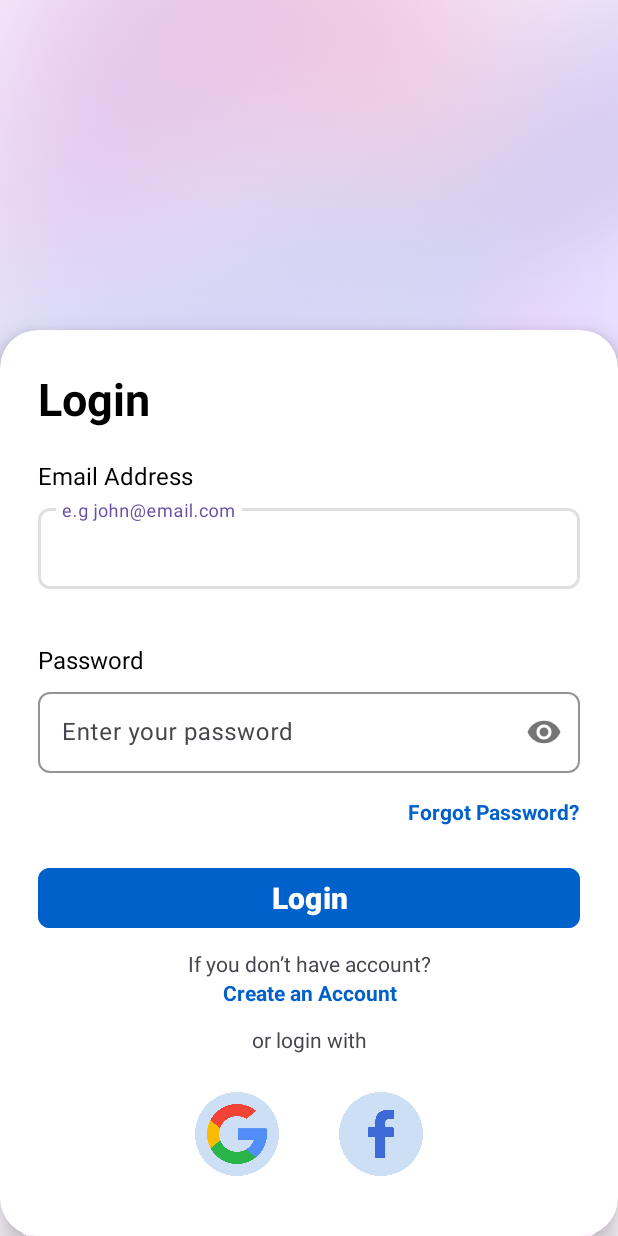
After one commit to Shavindu-Gayashan/AquaLink, an Android app: the layout login.xml on its own in the app's theme, with its tools: preview values and no code run, on a phone screen of 412 x 824 dp. The commit adds this screen. Run offline under Robolectric (Android 15) with nearby library versions, the phone set to English and light mode, and no system bars.

Commit message:
Loading page and login UI implemented.

```diff
--- a/app/src/main/res/layout/activity_main.xml
+++ b/app/src/main/res/layout/activity_main.xml
@@ -6,14 +6,65 @@
     android:layout_width="match_parent"
     android:layout_height="match_parent"
     tools:context=".MainActivity">
+<!--    android:background="@drawable/background"-->
+
+
+    <ImageView
+        android:id="@+id/bgImage"
+        android:layout_width="0dp"
+        android:layout_height="0dp"
+        android:alpha="0.25"
+        android:scaleType="centerCrop"
+        android:src="@drawable/background"
+        app:layout_constraintBottom_toBottomOf="parent"
+        app:layout_constraintEnd_toEndOf="parent"
+        app:layout_constraintHorizontal_bias="1.0"
+        app:layout_constraintStart_toStartOf="parent"
+        app:layout_constraintTop_toTopOf="parent"
+        app:layout_constraintVertical_bias="1.0" />
+
+    <ImageView
+        android:id="@+id/logoImage"
+        android:layout_width="250dp"
+        android:layout_height="250dp"
+        app:layout_constraintBottom_toBottomOf="parent"
+        app:layout_constraintDimensionRatio="1:1"
+        app:layout_constraintEnd_toEndOf="parent"
+        app:layout_constraintHorizontal_bias="0.496"
+        app:layout_constraintStart_toStartOf="parent"
+        app:layout_constraintTop_toTopOf="@+id/bgImage"
+        app:layout_constraintVertical_bias="0.382"
+        app:srcCompat="@drawable/logo" />
 
     <TextView
+        android:id="@+id/appName"
         android:layout_width="wrap_content"
         android:layout_height="wrap_content"
-        android:text="Hello World!"
-        app:layout_constraintBottom_toBottomOf="parent"
+        android:fontFamily="@font/league_spartan"
+        android:text="@string/app_name"
+        android:textColor="@color/theme_blue"
+        android:textFontWeight="900"
+        android:textSize="40sp"
+        app:layout_constraintBottom_toBottomOf="@+id/bgImage"
+        app:layout_constraintEnd_toEndOf="parent"
+        app:layout_constraintHorizontal_bias="0.498"
+        app:layout_constraintStart_toStartOf="parent"
+        app:layout_constraintTop_toTopOf="@+id/bgImage"
+        app:layout_constraintVertical_bias="0.639" />
+
+    <TextView
+        android:id="@+id/slogon"
+        android:layout_width="wrap_content"
+        android:layout_height="wrap_content"
+        android:layout_marginTop="13dp"
+        android:fontFamily="@font/league_spartan"
+        android:text="@string/tagline"
+        android:textSize="20sp"
+        app:layout_constraintBottom_toBottomOf="@+id/bgImage"
         app:layout_constraintEnd_toEndOf="parent"
         app:layout_constraintStart_toStartOf="parent"
-        app:layout_constraintTop_toTopOf="parent" />
+        app:layout_constraintTop_toBottomOf="@+id/logoImage"
+        app:layout_constraintVertical_bias="0.189" />
+
 
 </androidx.constraintlayout.widget.ConstraintLayout>
--- /dev/null
+++ b/app/src/main/res/layout/login.xml
@@ -0,0 +1,217 @@
+<?xml version="1.0" encoding="utf-8"?>
+<androidx.constraintlayout.widget.ConstraintLayout xmlns:android="http://schemas.android.com/apk/res/android"
+    xmlns:app="http://schemas.android.com/apk/res-auto"
+    xmlns:tools="http://schemas.android.com/tools"
+    android:id="@+id/main"
+    android:layout_width="match_parent"
+    android:layout_height="match_parent"
+    tools:context=".MainActivity">
+<!--    android:background="@drawable/background"-->
+
+
+    <ImageView
+        android:id="@+id/bgImage"
+        android:layout_width="0dp"
+        android:layout_height="0dp"
+        android:alpha="0.25"
+        android:scaleType="centerCrop"
+        android:src="@drawable/background"
+        app:layout_constraintBottom_toBottomOf="parent"
+        app:layout_constraintDimensionRatio="1:1"
+        app:layout_constraintEnd_toEndOf="parent"
+        app:layout_constraintHorizontal_bias="0.0"
+        app:layout_constraintStart_toStartOf="parent"
+        app:layout_constraintTop_toTopOf="parent"
+        app:layout_constraintVertical_bias="0.0" />
+
+    <androidx.cardview.widget.CardView
+        android:layout_width="match_parent"
+        android:layout_height="wrap_content"
+        app:cardCornerRadius="25dp"
+        app:cardElevation="10dp"
+        app:cardUseCompatPadding="false"
+        app:layout_constraintBottom_toBottomOf="parent"
+        android:outlineAmbientShadowColor="@color/black">
+
+        <LinearLayout
+            android:layout_width="match_parent"
+            android:layout_height="wrap_content"
+            android:orientation="vertical">
+
+            <LinearLayout
+                android:layout_width="match_parent"
+                android:layout_height="match_parent"
+                android:orientation="vertical"
+                android:padding="25dp">
+
+                <TextView
+                    android:layout_width="wrap_content"
+                    android:layout_height="wrap_content"
+                    android:text="@string/lbl_login"
+                    android:textColor="@color/black"
+                    android:textSize="30sp"
+                    android:textStyle="bold" />
+
+                <TextView
+                    android:layout_width="wrap_content"
+                    android:layout_height="wrap_content"
+                    android:text="@string/lbl_email"
+                    android:textColor="@color/black"
+                    android:textSize="16sp"
+                    android:textStyle="normal"
+                    android:layout_marginTop="20dp"
+                    android:layout_marginBottom="5dp"/>
+
+                <com.google.android.material.textfield.TextInputLayout
+                    android:layout_width="match_parent"
+                    android:layout_height="wrap_content"
+                    android:layout_marginBottom="16dp"
+                    app:boxStrokeWidth="1dp"
+                    app:boxStrokeColor="@color/stroke"
+                    app:boxCornerRadiusTopStart="8dp"
+                    app:boxCornerRadiusTopEnd="8dp"
+                    app:boxCornerRadiusBottomStart="8dp"
+                    app:boxCornerRadiusBottomEnd="8dp">
+
+                    <com.google.android.material.textfield.TextInputEditText
+                        android:id="@+id/txtEmail"
+                        android:layout_width="match_parent"
+                        android:layout_height="wrap_content"
+                        android:hint="@string/txt_email_hint"
+                        android:inputType="textEmailAddress"
+                        android:padding="16dp"
+                        android:textSize="16sp"/>
+
+                </com.google.android.material.textfield.TextInputLayout>
+
+                <TextView
+                    android:layout_width="wrap_content"
+                    android:layout_height="wrap_content"
+                    android:text="@string/lbl_password"
+                    android:textColor="@color/black"
+                    android:textSize="16sp"
+                    android:textStyle="normal"
+                    android:layout_marginTop="20dp"
+                    android:layout_marginBottom="5dp"/>
+
+                <com.google.android.material.textfield.TextInputLayout
+                    android:layout_width="match_parent"
+                    android:layout_height="wrap_content"
+                    android:layout_marginBottom="16dp"
+                    app:boxStrokeWidth="1dp"
+                    app:boxStrokeColor="@color/stroke"
+                    app:boxCornerRadiusTopStart="8dp"
+                    app:boxCornerRadiusTopEnd="8dp"
+                    app:boxCornerRadiusBottomStart="8dp"
+                    app:boxCornerRadiusBottomEnd="8dp"
+                    app:passwordToggleEnabled="true">
+
+                    <com.google.android.material.textfield.TextInputEditText
+                        android:id="@+id/txtPassword"
+                        android:layout_width="match_parent"
+                        android:layout_height="wrap_content"
+                        android:hint="@string/txt_password_hint"
+                        android:inputType="textPassword"
+                        android:padding="16dp"
+                        android:textSize="16sp"/>
+
+                </com.google.android.material.textfield.TextInputLayout>
+
+                <!-- Forgot Password-->
+                <TextView
+                    android:id="@+id/btnForgotPassword"
+                    android:layout_width="wrap_content"
+                    android:layout_height="wrap_content"
+                    android:layout_gravity="end"
+                    android:text="@string/btn_forgot_password"
+                    android:layout_marginBottom="24dp"
+                    android:textSize="14sp"
+                    android:clickable="true"
+                    android:focusable="true"
+                    android:textColor="@color/theme_blue"
+                    android:textStyle="bold"/>
+
+                <!-- Login Button -->
+                <com.google.android.material.button.MaterialButton
+                    android:layout_width="match_parent"
+                    android:layout_height="wrap_content"
+                    app:cornerRadius="8dp"
+                    android:backgroundTint="@color/theme_blue"
+                    android:text="@string/btn_login"
+                    android:textStyle="bold"
+                    android:textSize="20sp"/>
+
+                <!-- create Account -->
+                <TextView
+                    android:layout_width="match_parent"
+                    android:layout_height="wrap_content"
+                    android:text="@string/lbl_do_not_have_account"
+                    android:gravity="center"
+                    android:layout_marginTop="10dp" />
+
+                <TextView
+                    android:id="@+id/btnCreateAnAccount"
+                    android:layout_width="match_parent"
+                    android:layout_height="wrap_content"
+                    android:text="@string/btn_create_an_account"
+                    android:textStyle="bold"
+                    android:textColor="@color/theme_blue"
+                    android:gravity="center"
+                    android:clickable="true"
+                    android:focusable="true"/>
+
+                <!-- login with-->
+                <TextView
+                    android:layout_width="match_parent"
+                    android:layout_height="wrap_content"
+                    android:text="@string/lbl_login_with"
+                    android:gravity="center"
+                    android:layout_marginTop="12dp" />
+
+            </LinearLayout>
+
+            <LinearLayout
+                android:layout_width="match_parent"
+                android:layout_height="wrap_content"
+                android:orientation="horizontal"
+                android:gravity="center"
+                android:layout_marginBottom="40dp">
+
+                <ImageButton
+                    android:id="@+id/btnloginWithGoogle"
+                    android:layout_width="56dp"
+                    android:layout_height="56dp"
+                    android:layout_marginStart="20dp"
+                    android:layout_marginEnd="20dp"
+                    android:scaleType="centerInside"
+                    android:adjustViewBounds="true"
+                    android:padding="8dp"
+                    android:background="@drawable/circle"
+                    android:src="@drawable/google"/>
+
+                <ImageButton
+                    android:id="@+id/btnLoginWithFacebook"
+                    android:layout_width="56dp"
+                    android:layout_height="56dp"
+                    android:layout_marginStart="20dp"
+                    android:layout_marginEnd="20dp"
+                    android:scaleType="centerInside"
+                    android:adjustViewBounds="true"
+                    android:padding="8dp"
+                    android:background="@drawable/circle"
+                    android:src="@drawable/facebook"/>
+
+            </LinearLayout>
+
+
+        </LinearLayout>
+
+
+    </androidx.cardview.widget.CardView>
+
+
+
+
+
+
+</androidx.constraintlayout.widget.ConstraintLayout>
--- a/app/src/main/res/values/colors.xml
+++ b/app/src/main/res/values/colors.xml
@@ -2,4 +2,6 @@
 <resources>
     <color name="black">#FF000000</color>
     <color name="white">#FFFFFFFF</color>
+    <color name="stroke">#E0E0E0</color>
+    <color name="theme_blue">#0061CB</color>
 </resources>
--- a/app/src/main/res/values/strings.xml
+++ b/app/src/main/res/values/strings.xml
@@ -1,3 +1,4 @@
 <resources>
     <string name="app_name">AquaLink</string>
+    <string name="tagline">Connect, Monitor, Control</string>
 </resources>
--- /dev/null
+++ b/app/src/main/res/values/strings_auth.xml
@@ -0,0 +1,13 @@
+<?xml version="1.0" encoding="utf-8"?>
+<resources>
+    <string name="lbl_login">Login</string>
+    <string name="lbl_email">Email Address</string>
+    <string name="lbl_password">Password</string>
+    <string name="txt_email_hint">e.g john@email.com</string>
+    <string name="txt_password_hint">Enter your password</string>
+    <string name="btn_forgot_password">Forgot Password?</string>
+    <string name="btn_login">Login</string>
+    <string name="lbl_do_not_have_account">If you don’t have account?</string>
+    <string name="btn_create_an_account">Create an Account</string>
+    <string name="lbl_login_with">or login with</string>
+</resources>
```
Also changed, not shown: app/src/main/res/drawable/background.png (added), app/src/main/res/drawable/circle.png (added), app/src/main/res/drawable/facebook.png (added), app/src/main/res/drawable/google.png (added), app/src/main/res/drawable/logo.png (added), app/src/main/res/font/league_spartan.ttf (added).
